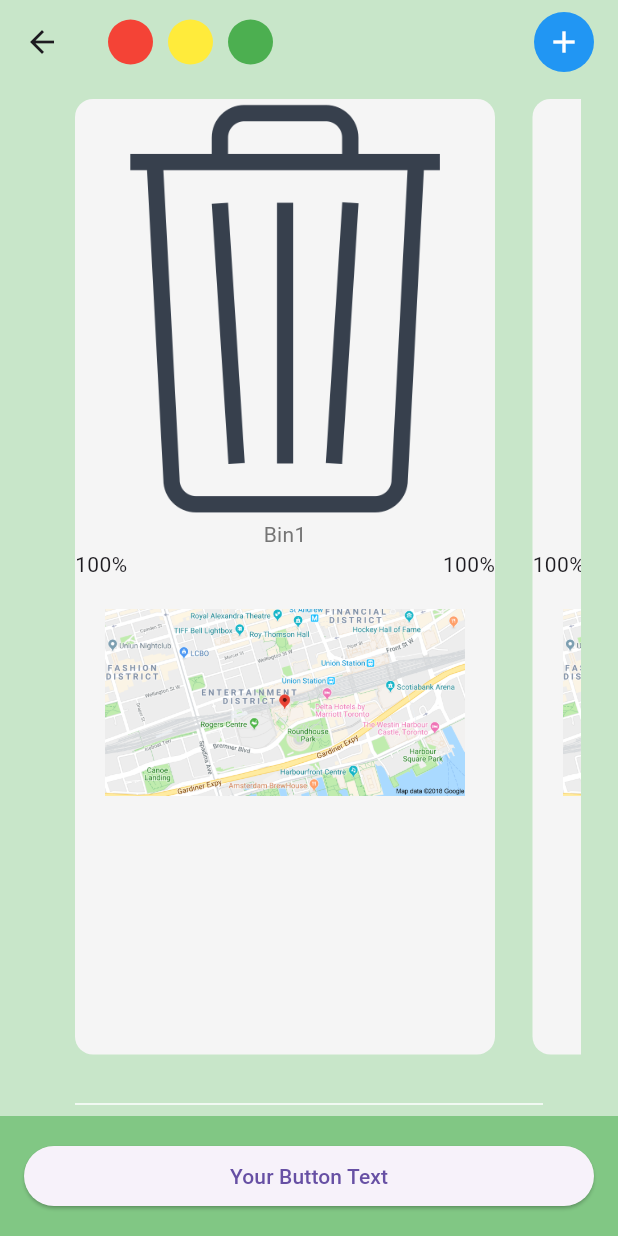
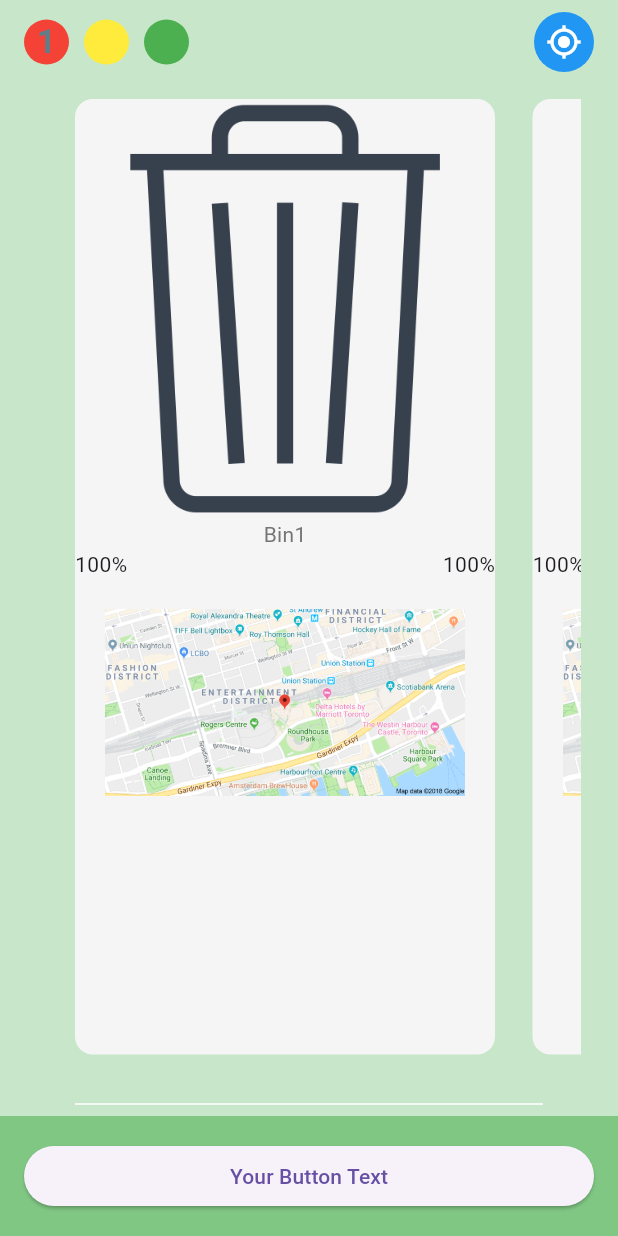
Before and after one commit to Vidi-M/IOT-Waste-Management, a Flutter app: the screen it shows after launch, after a tap on "Start", on a phone screen of 412 x 824 dp. Run offline on Flutter 3.47's test engine with Material 3 defaults, Android fonts, the phone set to English and light mode, and no system bars.

Commit message:
fixed warnings

```diff
--- a/iot_app/iot_app/lib/pages/components/bin_tile.dart
+++ b/iot_app/iot_app/lib/pages/components/bin_tile.dart
@@ -8,7 +8,7 @@ class BinTile extends StatelessWidget {
   @override
   Widget build(BuildContext context) {
     return Container(
-      margin: EdgeInsets.only(left: 25),
+      margin: const EdgeInsets.only(left: 25),
       width: 280,
       decoration: BoxDecoration(
         color: Colors.grey[100],
@@ -39,7 +39,7 @@ class BinTile extends StatelessWidget {
 
           //map
           Container(
-            padding: EdgeInsets.all(20),
+            padding: const EdgeInsets.all(20),
             child: Image.asset(bin.maplogo),
           )
         ],
--- a/iot_app/iot_app/lib/pages/home_page.dart
+++ b/iot_app/iot_app/lib/pages/home_page.dart
@@ -2,7 +2,6 @@ import 'package:flutter/material.dart';
 import 'package:iot_app/pages/models/bin.dart';
 
 import 'components/bin_tile.dart';
-import 'components/bottom_add_bar.dart';
 
 class HomePage extends StatefulWidget {
   const HomePage({super.key});
@@ -21,6 +20,7 @@ class _HomePageState extends State<HomePage> {
       appBar: AppBar(
         backgroundColor: Colors.transparent,
         elevation: 0,
+        automaticallyImplyLeading: false,
         title: Row(
           mainAxisAlignment: MainAxisAlignment
               .spaceBetween, // Align children to the start and end of the row
@@ -31,34 +31,43 @@ class _HomePageState extends State<HomePage> {
                 Container(
                   width: 30,
                   height: 30,
-                  decoration: BoxDecoration(
+                  decoration: const BoxDecoration(
                     shape: BoxShape.circle,
                     color: Colors.red, // Replace with appropriate colors
                   ),
-                  margin: EdgeInsets.only(right: 10),
+                  margin: const EdgeInsets.only(right: 10),
+                  child: Center(
+                    child: Text(
+                      '1',
+                      style: const TextStyle(
+                        color: Colors.blueGrey,
+                        fontWeight: FontWeight.bold,
+                      ),
+                    ),
+                  ),
                 ),
                 Container(
                   width: 30,
                   height: 30,
-                  decoration: BoxDecoration(
+                  decoration: const BoxDecoration(
                     shape: BoxShape.circle,
                     color: Colors.yellow, // Replace with appropriate colors
                   ),
-                  margin: EdgeInsets.only(right: 10),
+                  margin: const EdgeInsets.only(right: 10),
                 ),
                 Container(
                   width: 30,
                   height: 30,
-                  decoration: BoxDecoration(
+                  decoration: const BoxDecoration(
                     shape: BoxShape.circle,
                     color: Colors.green, // Replace with appropriate colors
                   ),
-                  margin: EdgeInsets.only(right: 10),
+                  margin: const EdgeInsets.only(right: 10),
                 ),
               ],
             ),
             // Spacer to push the circle button to the right
-            Spacer(),
+            const Spacer(),
             // Circle button on the top right
             GestureDetector(
               onTap: () {
@@ -67,13 +76,13 @@ class _HomePageState extends State<HomePage> {
               child: Container(
                 width: 40,
                 height: 40,
-                margin: EdgeInsets.only(left: 10),
-                decoration: BoxDecoration(
+                margin: const EdgeInsets.only(left: 10),
+                decoration: const BoxDecoration(
                   shape: BoxShape.circle,
                   color: Colors.blue, // Replace with appropriate colors
                 ),
-                child: Icon(
-                  Icons.add,
+                child: const Icon(
+                  Icons.gps_fixed,
                   color: Colors.white,
                 ),
               ),
@@ -81,14 +90,6 @@ class _HomePageState extends State<HomePage> {
           ],
         ),
       ),
-
-      // bottomNavigationBar: Container(
-      //   alignment: Alignment.bottomCenter,
-      //   child: ElevatedButton(
-      //     onPressed: () {},
-      //     child: const Text("Add Bin"),
-      //   ),
-      // ),
 
       body: Center(
         child: Padding(
@@ -126,14 +127,14 @@ class _HomePageState extends State<HomePage> {
       bottomNavigationBar: Container(
         // Add a container for the button
         width: double.infinity, // Make the container take up the entire width
-        padding: EdgeInsets.all(16), // Add padding to the button
+        padding: const EdgeInsets.all(16), // Add padding to the button
         color: Colors.green[300], // Background color of the container
         child: ElevatedButton(
           // Button widget
           onPressed: () {
             // Handle button press
           },
-          child: Text('Your Button Text'), // Text of the button
+          child: const Text('Your Button Text'), // Text of the button
         ),
       ),
     );
--- a/iot_app/iot_app/lib/pages/intro_page.dart
+++ b/iot_app/iot_app/lib/pages/intro_page.dart
@@ -19,7 +19,7 @@ class IntroPage extends StatelessWidget {
               Padding(
                 padding: const EdgeInsets.all(25.0),
                 child: Image.asset(
-                  'lib/images/bin.png',
+                  'lib/images/binman2.png',
                   height: 240,
                 ),
               ),
--- a/iot_app/iot_app/lib/pages/models/bin.dart
+++ b/iot_app/iot_app/lib/pages/models/bin.dart
@@ -1,4 +1,3 @@
-import 'package:flutter/material.dart';
 
 class Bin {
   final String img;
```
Also changed, not shown: iot_app/iot_app/lib/images/binman.png (added), iot_app/iot_app/lib/images/binman2.png (added).
